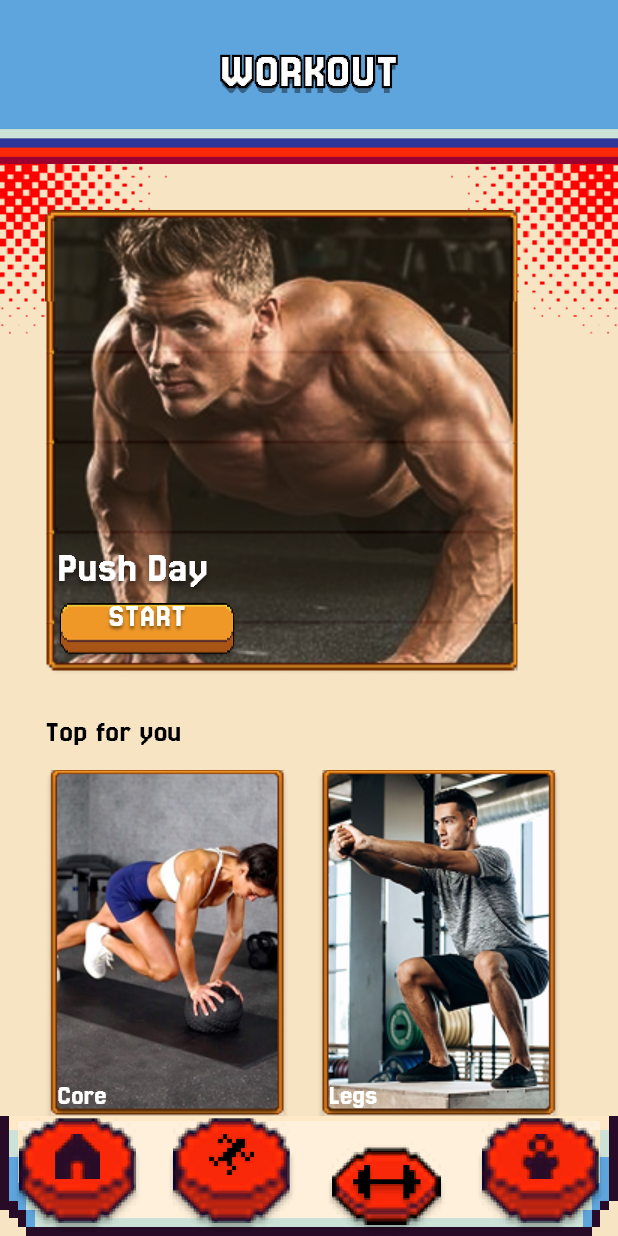
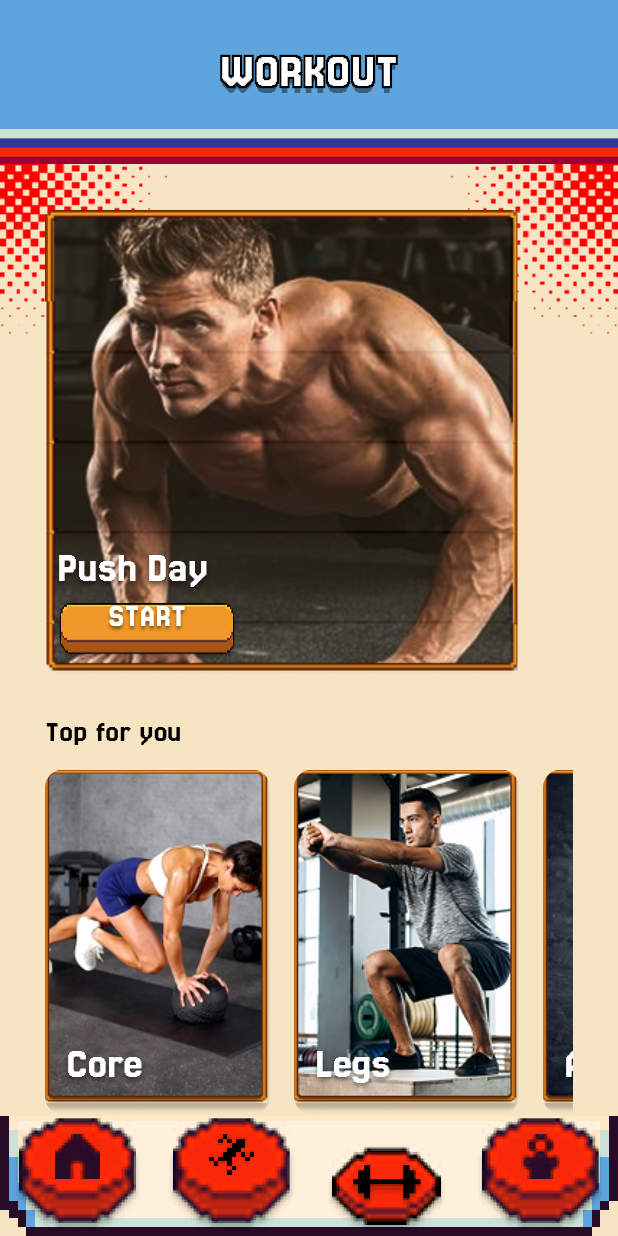
Before and after one commit to EdbertEL/MobileApp_GymSaga, a Flutter app: the WorkoutPage screen opened by its route, on a phone screen of 412 x 824 dp. Run offline on Flutter 3.47's test engine with Material 3 defaults, Android fonts, the phone set to English and light mode, and no system bars; our stand-ins replace loading_indicator.

Commit message:
add side scrolling workout content\

```diff
--- a/gymsaga/lib/workout.dart
+++ b/gymsaga/lib/workout.dart
@@ -20,8 +20,6 @@ class WorkoutPage extends StatelessWidget {
                 fit: BoxFit.cover,
               ),
             ),
-
-            // Background Header Image (fixed at the top)
             Positioned(
               top: 0,
               left: 0,
@@ -31,8 +29,6 @@ class WorkoutPage extends StatelessWidget {
                 fit: BoxFit.cover,
               ),
             ),
-
-            // Centered "WORKOUT" Text
             Positioned(
               top: 24,
               left: 0,
@@ -40,7 +36,6 @@ class WorkoutPage extends StatelessWidget {
               child: Center(
                 child: Stack(
                   children: [
-                    // Text outline
                     Text(
                       'WORKOUT',
                       style: TextStyle(
@@ -52,7 +47,6 @@ class WorkoutPage extends StatelessWidget {
                           ..color = Colors.black,
                       ),
                     ),
-                    // Text fill with shadow
                     Text(
                       'WORKOUT',
                       style: TextStyle(
@@ -72,8 +66,6 @@ class WorkoutPage extends StatelessWidget {
                 ),
               ),
             ),
-
-            // Workout Content
             Positioned.fill(
               top: 120,
               child: SingleChildScrollView(
@@ -162,58 +154,20 @@ class WorkoutPage extends StatelessWidget {
                       ),
                     ),
                     const SizedBox(height: 10),
-                    Row(
-                      children: [
-                        Expanded(
-                          child: Container(
-                            child: Stack(
-                              alignment: Alignment.bottomLeft,
-                              children: [
-                                Image.asset(
-                                  'assets/widgets/images/corewomen.png',
-                                  fit: BoxFit.cover,
-                                ),
-                                Padding(
-                                  padding: const EdgeInsets.all(8.0),
-                                  child: Text(
-                                    'Core',
-                                    style: TextStyle(
-                                      fontFamily: 'Jersey25',
-                                      fontSize: 18,
-                                      color: Colors.white,
-                                    ),
-                                  ),
-                                )
-                              ],
-                            ),
-                          ),
-                        ),
-                        const SizedBox(width: 10),
-                        Expanded(
-                          child: Container(
-                            child: Stack(
-                              alignment: Alignment.bottomLeft,
-                              children: [
-                                Image.asset(
-                                  'assets/widgets/images/legsman.png',
-                                  fit: BoxFit.cover,
-                                ),
-                                Padding(
-                                  padding: const EdgeInsets.all(8.0),
-                                  child: Text(
-                                    'Legs',
-                                    style: TextStyle(
-                                      fontFamily: 'Jersey25',
-                                      fontSize: 18,
-                                      color: Colors.white,
-                                    ),
-                                  ),
-                                )
-                              ],
-                            ),
-                          ),
-                        ),
-                      ],
+                    SingleChildScrollView(
+                      scrollDirection: Axis.horizontal,
+                      child: Row(
+                        children: [
+                          workoutCard(
+                              'assets/widgets/images/corewomen.png', 'Core'),
+                          workoutCard(
+                              'assets/widgets/images/legsman.png', 'Legs'),
+                          workoutCard(
+                              'assets/widgets/images/armman.png', 'Arm'),
+                          workoutCard(
+                              'assets/widgets/images/pullman.png', 'Pull'),
+                        ],
+                      ),
                     ),
                     const SizedBox(height: 60),
                   ],
@@ -227,3 +181,40 @@ class WorkoutPage extends StatelessWidget {
     );
   }
 }
+
+// Fungsi untuk bikin card workout horizontal
+Widget workoutCard(String imagePath, String title) {
+  return Container(
+    margin: const EdgeInsets.only(right: 16),
+    width: 150,
+    height: 230,
+    decoration: BoxDecoration(
+      borderRadius: BorderRadius.circular(12),
+      image: DecorationImage(
+        image: AssetImage(imagePath),
+        fit: BoxFit.cover,
+      ),
+    ),
+    child: Align(
+      alignment: Alignment.bottomLeft,
+      child: Padding(
+        padding: const EdgeInsets.all(14.0),
+        child: Text(
+          title,
+          style: const TextStyle(
+            fontFamily: 'Jersey25',
+            fontSize: 28,
+            color: Colors.white,
+            shadows: [
+              Shadow(
+                offset: Offset(0, 2),
+                blurRadius: 4,
+                color: Colors.black45,
+              ),
+            ],
+          ),
+        ),
+      ),
+    ),
+  );
+}
```
